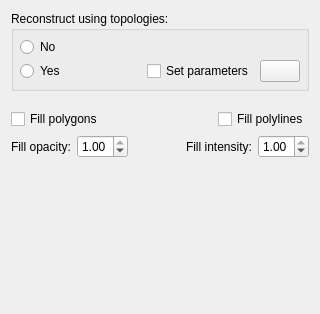
This is src/qt-widgets/ReconstructLayerOptionsWidgetUi.ui in GPlates/GPlates as Qt 5 draws it before an edit. The edited form follows.
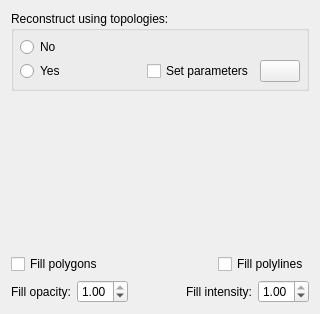
This is the edited form. Icons and pictures are not drawn.

Diff of the .ui file:
```diff
--- a/src/qt-widgets/ReconstructLayerOptionsWidgetUi.ui
+++ b/src/qt-widgets/ReconstructLayerOptionsWidgetUi.ui
@@ -201,19 +201,6 @@
      </item>
     </layout>
    </item>
-   <item>
-    <spacer name="verticalSpacer">
-     <property name="orientation">
-      <enum>Qt::Vertical</enum>
-     </property>
-     <property name="sizeHint" stdset="0">
-      <size>
-       <width>0</width>
-       <height>0</height>
-      </size>
-     </property>
-    </spacer>
-   </item>
   </layout>
  </widget>
  <resources>
```
Left out of the diff: 13 changed lines with no effect on the pictures.
